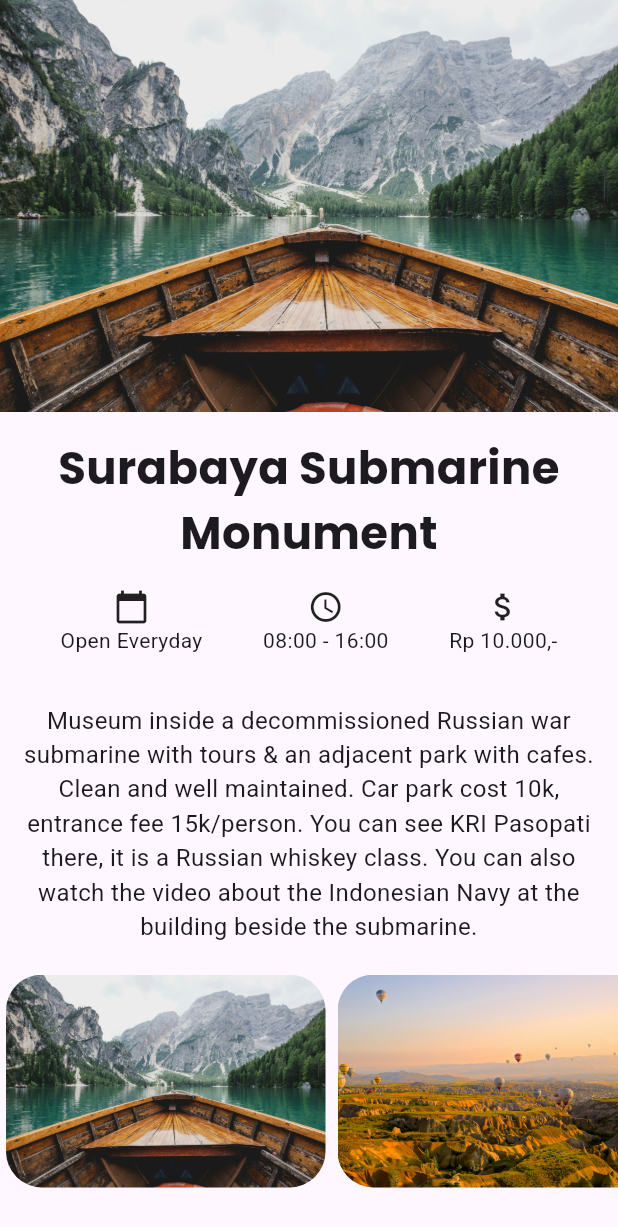
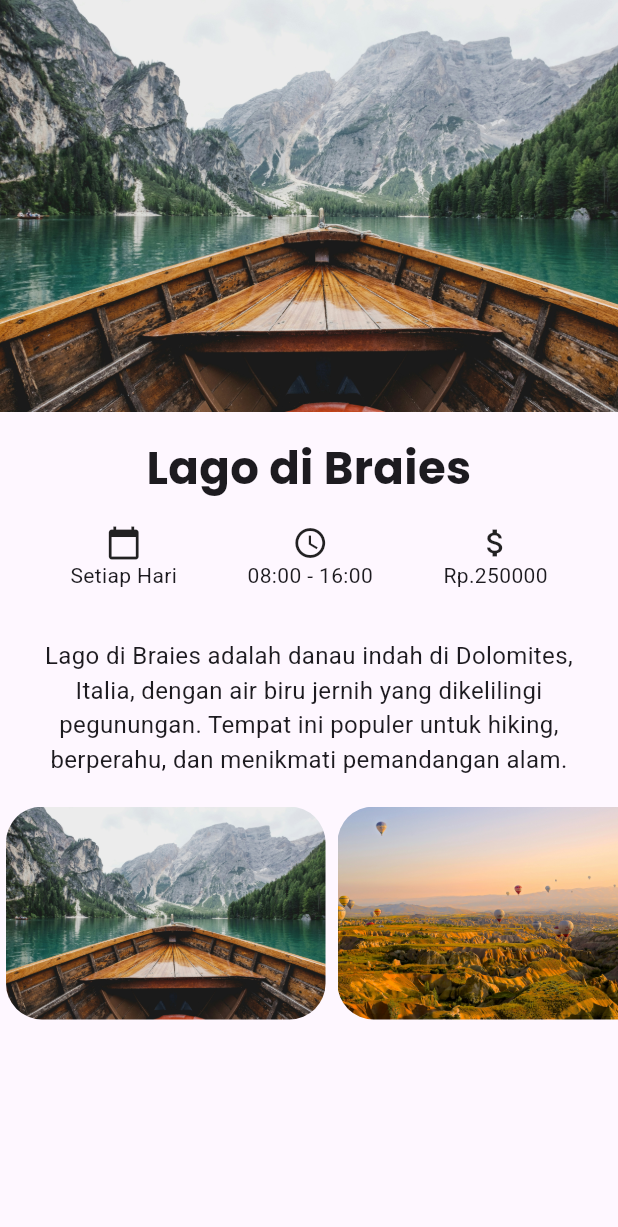
Before and after one commit to eidoxy/wppb-place-app, a Flutter app: the DetailScreen screen opened directly with sample values from the repository, on a phone screen of 412 x 824 dp. Shown: the top 1227 px of the screen. Run offline on Flutter 3.47's test engine with Material 3 defaults, Android fonts, the light colour scheme and no system bars.

Commit message:
perf: add dynamic content for travel place

```diff
--- a/lib/detail.dart
+++ b/lib/detail.dart
@@ -37,21 +37,18 @@ class DetailScreen extends StatelessWidget {
                 mainAxisAlignment: MainAxisAlignment.spaceEvenly,
                 children: [
                   Column(
-                    children: const [
-                      Icon(Icons.calendar_today),
-                      Text('Open Everyday'),
+                    children: [Icon(Icons.calendar_today), Text(place.dayOpen)],
+                  ),
+                  Column(
+                    children: [
+                      Icon(Icons.schedule),
+                      Text('${place.openTime} - ${place.closeTime}'),
                     ],
                   ),
                   Column(
-                    children: const [
-                      Icon(Icons.schedule),
-                      Text('08:00 - 16:00'),
-                    ],
-                  ),
-                  Column(
-                    children: const [
+                    children: [
                       Icon(Icons.attach_money),
-                      Text('Rp 10.000,-'),
+                      Text('Rp.${place.ticketPrice}'),
                     ],
                   ),
                 ],
@@ -61,8 +58,8 @@ class DetailScreen extends StatelessWidget {
             // Container for description
             Container(
               padding: EdgeInsets.all(16),
-              child: const Text(
-                'Museum inside a decommissioned Russian war submarine with tours & an adjacent park with cafes. Clean and well maintained. Car park cost 10k, entrance fee 15k/person. You can see KRI Pasopati there, it is a Russian whiskey class. You can also watch the video about the Indonesian Navy at the building beside the submarine.',
+              child: Text(
+                place.description,
                 textAlign: TextAlign.center,
                 style: TextStyle(fontSize: 16, fontFamily: 'Roboto'),
               ),
--- a/lib/home.dart
+++ b/lib/home.dart
@@ -9,7 +9,7 @@ class HomeScreen extends StatelessWidget {
   @override
   Widget build(BuildContext context) {
     return Scaffold(
-      appBar: AppBar(title: const Text('Wisata Surabaya')),
+      appBar: AppBar(title: const Text('Wisata Luar Negeri')),
       body: ListView.builder(
         itemCount: placeList.length,
         itemBuilder: (context, index) {
--- a/lib/model/place.dart
+++ b/lib/model/place.dart
@@ -1,35 +1,102 @@
 class Place {
   String name;
+  String description;
   String location;
+  String dayOpen;
+  String openTime;
+  String closeTime;
+  int ticketPrice;
   String imageAsset;
 
-  Place({required this.name, required this.location, required this.imageAsset});
+  Place({
+    required this.name,
+    required this.description,
+    required this.location,
+    required this.dayOpen,
+    required this.openTime,
+    required this.closeTime,
+    required this.ticketPrice,
+    required this.imageAsset,
+  });
 }
 
 var placeList = [
   Place(
-    name: 'Surabaya Submarine Monument',
-    location: 'Jl Pemuda',
+    name: 'Lago di Braies',
+    description:
+        'Lago di Braies adalah danau indah di Dolomites, Italia, '
+        'dengan air biru jernih yang dikelilingi pegunungan. Tempat ini populer untuk hiking, '
+        'berperahu, dan menikmati pemandangan alam.',
+    location: 'Italy',
+    dayOpen: 'Setiap Hari',
+    openTime: '08:00',
+    closeTime: '16:00',
+    ticketPrice: 250000, // ~15 EUR
     imageAsset: 'assets/images/image-1.jpg',
   ),
   Place(
-    name: 'Kelenteng Sanggar Agung',
-    location: 'Kenjeran',
+    name: 'Cappadocia',
+    description:
+        'Cappadocia terkenal dengan lanskap bebatuan unik dan balon udara '
+        'yang menghiasi langit saat matahari terbit. Tempat ini juga kaya akan sejarah '
+        'dengan kota bawah tanah dan gereja batu kuno.',
+    location: 'Turkey',
+    dayOpen: 'Setiap Hari',
+    openTime: '05:30',
+    closeTime: '18:00',
+    ticketPrice: 4000000, // ~250 USD (harga rata-rata naik balon udara)
     imageAsset: 'assets/images/image-2.jpg',
   ),
   Place(
-    name: 'House of Sampoerna',
-    location: 'Krembangan Utara',
+    name: 'Mountain near Piburger See',
+    description:
+        'Piburger See adalah danau indah di Austria yang dikelilingi oleh pegunungan '
+        'dan hutan hijau. Tempat ini menawarkan jalur hiking yang menantang dengan pemandangan '
+        'alam yang luar biasa.',
+    location: 'Austria',
+    dayOpen: 'Setiap Hari',
+    openTime: '06:00',
+    closeTime: '17:00',
+    ticketPrice: 0, // Gratis untuk hiking
     imageAsset: 'assets/images/image-3.jpg',
   ),
   Place(
-    name: 'Tugu Pahlawan',
-    location: 'Alun-alun contong',
+    name: 'Glenfinnan Viaduct',
+    description:
+        'Glenfinnan Viaduct adalah jembatan kereta api ikonik di Skotlandia yang terkenal '
+        'karena muncul dalam film Harry Potter. Pemandangan kereta uap yang melintas di jembatan ini '
+        'menjadi daya tarik utama bagi wisatawan.',
+    location: 'Glenfinnan, United Kingdom',
+    dayOpen: 'Setiap Hari',
+    openTime: '09:00',
+    closeTime: '15:00',
+    ticketPrice: 200000, // ~10 GBP
     imageAsset: 'assets/images/image-4.jpg',
   ),
   Place(
-    name: 'Patung Suro Boyo',
-    location: 'Wonokromo',
+    name: 'Pragser Wildsee',
+    description:
+        'Pragser Wildsee adalah danau pegunungan yang indah dengan air biru kristal, '
+        'dikelilingi oleh hutan pinus dan puncak gunung Dolomites. Tempat ini ideal untuk aktivitas '
+        'berperahu, hiking, dan fotografi.',
+    location: 'Italy',
+    dayOpen: 'Setiap Hari',
+    openTime: '07:00',
+    closeTime: '16:00',
+    ticketPrice: 200000, // ~12 EUR
     imageAsset: 'assets/images/image-5.jpg',
   ),
+  Place(
+    name: 'A Spot of Paradise, Ao Nang',
+    description:
+        'Ao Nang adalah destinasi pantai menakjubkan di Krabi, Thailand, '
+        'dengan pasir putih, air laut biru jernih, dan tebing kapur yang dramatis. '
+        'Tempat ini cocok untuk snorkeling, menyelam, dan menikmati matahari terbenam.',
+    location: 'Ao Nang, Thailand',
+    dayOpen: 'Setiap Hari',
+    openTime: '06:00',
+    closeTime: '18:00',
+    ticketPrice: 25000, // ~5 THB
+    imageAsset: 'assets/images/image-6.jpg',
+  ),
 ];
```
Also changed, not shown: assets/images/image-6.jpg.
